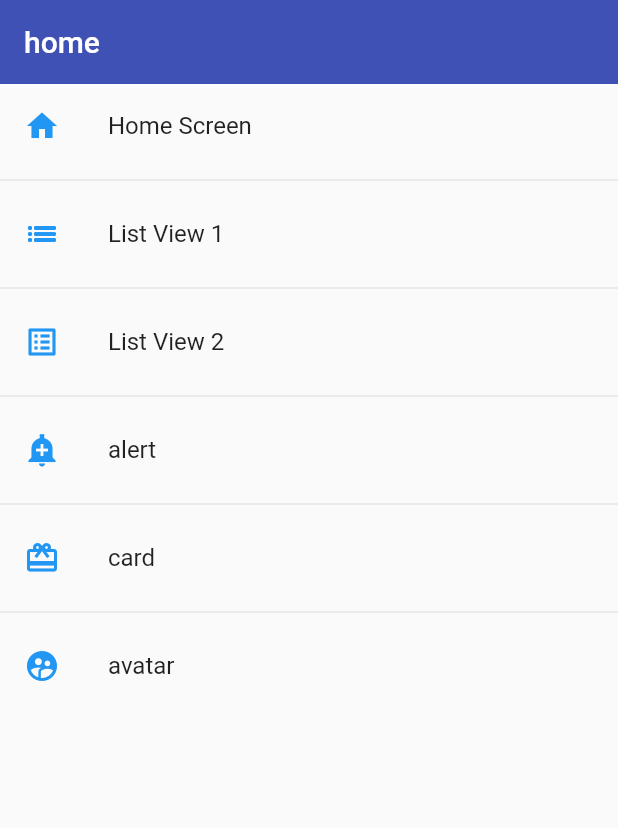
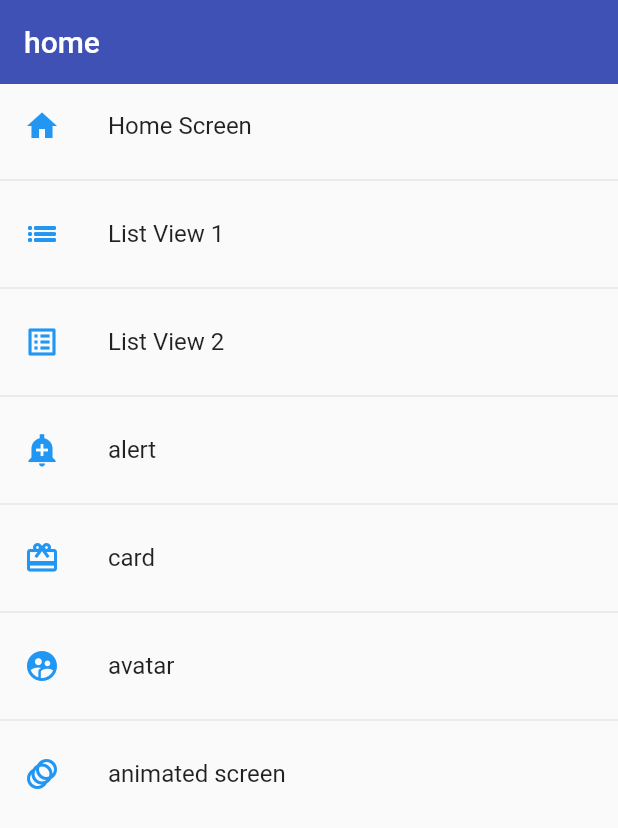
Before and after one commit to ricklegac/flutter, a Flutter app: the screen it shows after launch, on a phone screen of 412 x 824 dp. Shown: the top 828 px of the screen. Run offline on Flutter 3.47's test engine with Material 2 defaults, Android fonts, the light colour scheme and no system bars.

Commit message:
animated

```diff
--- a/widgets_app/lib/router/apps_routes.dart
+++ b/widgets_app/lib/router/apps_routes.dart
@@ -9,7 +9,8 @@ static final menuOption = <MenuOption>[
   MenuOption(route: 'listview2', name: 'List View 2', screen: const Listview2Screen() , icon: Icons.list_alt_outlined),
   MenuOption(route: 'alert', name: 'alert', screen: const AlertScreen() , icon: Icons.add_alert_sharp),
   MenuOption(route: 'card', name: 'card', screen: const CardScreen() , icon: Icons.card_giftcard),
-  MenuOption(route: 'avatar', icon: Icons.supervised_user_circle, name: 'avatar', screen: const AvatarScreen())
+  MenuOption(route: 'avatar', icon: Icons.supervised_user_circle, name: 'avatar', screen: const AvatarScreen()),
+  MenuOption(route: 'animated_screen', icon:Icons.animation, name: 'animated screen', screen: const AnimatedScreen()),
 ];
   static Map<String, Widget Function(BuildContext)> getAppRoutes(){
     Map<String, Widget Function(BuildContext)> appRoutes = {
@@ -28,6 +29,7 @@ static final menuOption = <MenuOption>[
     'alert'     :((context) => const AlertScreen()),
     'card'      :(context) => const CardScreen(),
     'avatar screen': (context) => const AvatarScreen(),
+    'animated Screen': (context) => const AnimatedScreen(),
   };
 
 }
--- a/widgets_app/lib/screens/screens.dart
+++ b/widgets_app/lib/screens/screens.dart
@@ -1,3 +1,5 @@
+export 'package:widgets_app/screens/animated_screen.dart';
+
 export  'package:widgets_app/screens/avatar_screen.dart';
 
 
```
Also changed, not shown: widgets_app/lib/screens/animated_screen.dart (added, +15 -0 lines).
